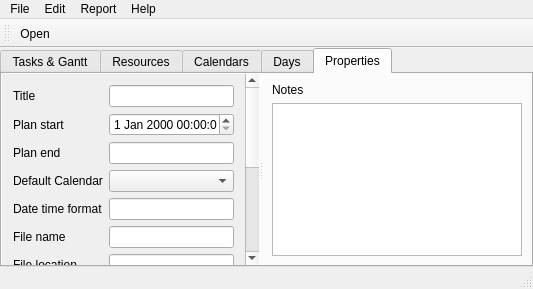
Before: the Qt Designer form mainwindow.ui in roahanramesh/qplanner, drawn with Qt 5.
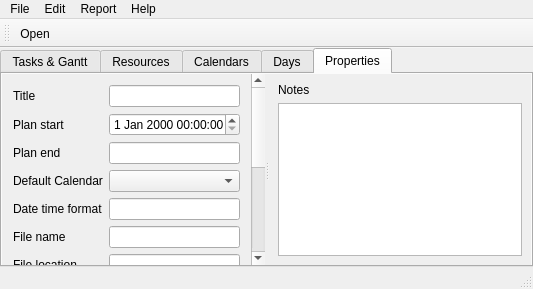
After: the same form once the commit is applied. The open tabs and pages were chosen to show the change. Custom widgets are drawn as their Qt base class.

Commit message: Minor ui improvements such as table row heights and properties splitter default position

The edit to the form file:
```diff
--- a/mainwindow.ui
+++ b/mainwindow.ui
@@ -148,6 +148,9 @@
         </property>
         <item>
          <widget class="QSplitter" name="propertiesSplitter">
+          <property name="autoFillBackground">
+           <bool>true</bool>
+          </property>
           <property name="orientation">
            <enum>Qt::Horizontal</enum>
           </property>
@@ -158,12 +161,12 @@
            <property name="widgetResizable">
             <bool>true</bool>
            </property>
-           <widget class="QWidget" name="widgetProperties">
+           <widget class="PropertiesWidget" name="propertiesWidget">
             <property name="geometry">
              <rect>
               <x>0</x>
               <y>0</y>
-              <width>227</width>
+              <width>223</width>
               <height>359</height>
              </rect>
             </property>
@@ -344,6 +347,12 @@
            </widget>
           </widget>
           <widget class="QWidget" name="notesWidget" native="true">
+           <property name="sizePolicy">
+            <sizepolicy hsizetype="Preferred" vsizetype="Preferred">
+             <horstretch>1</horstretch>
+             <verstretch>0</verstretch>
+            </sizepolicy>
+           </property>
            <layout class="QVBoxLayout" name="notesLayout">
             <property name="margin">
              <number>9</number>
@@ -557,6 +566,14 @@
   </action>
  </widget>
  <layoutdefault spacing="6" margin="11"/>
+ <customwidgets>
+  <customwidget>
+   <class>PropertiesWidget</class>
+   <extends>QWidget</extends>
+   <header>propertieswidget.h</header>
+   <container>1</container>
+  </customwidget>
+ </customwidgets>
  <resources/>
  <connections/>
 </ui>
```
Left out of the diff: 22 changed lines with no effect on the pictures. The commit also changes 6 other files.
